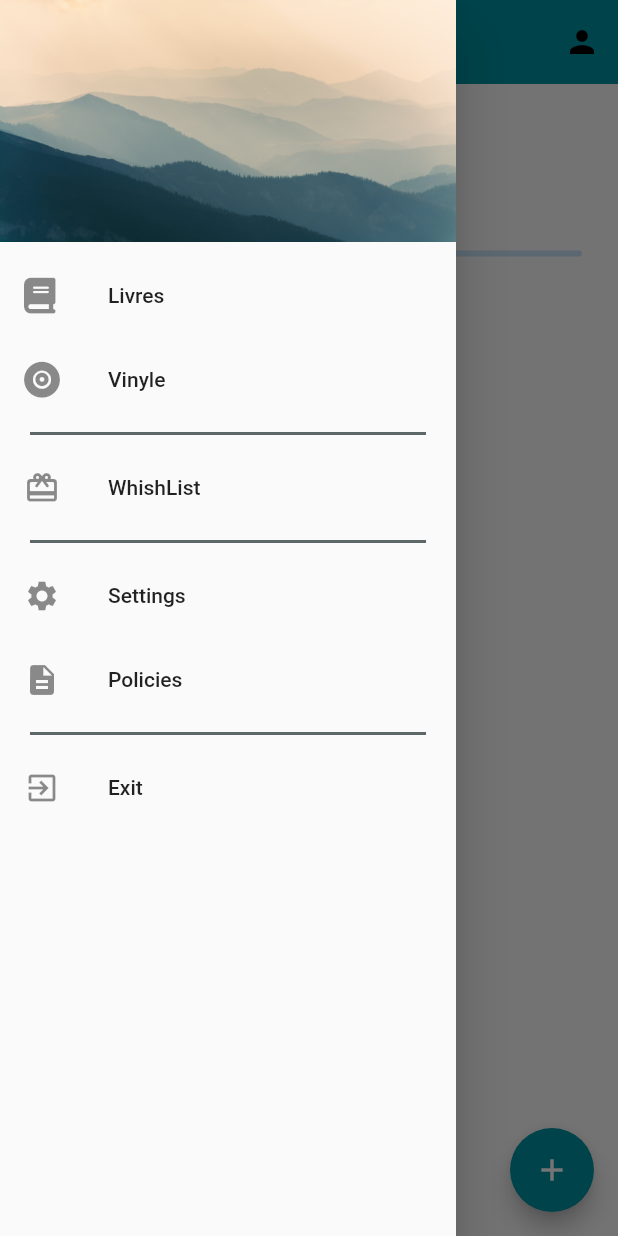
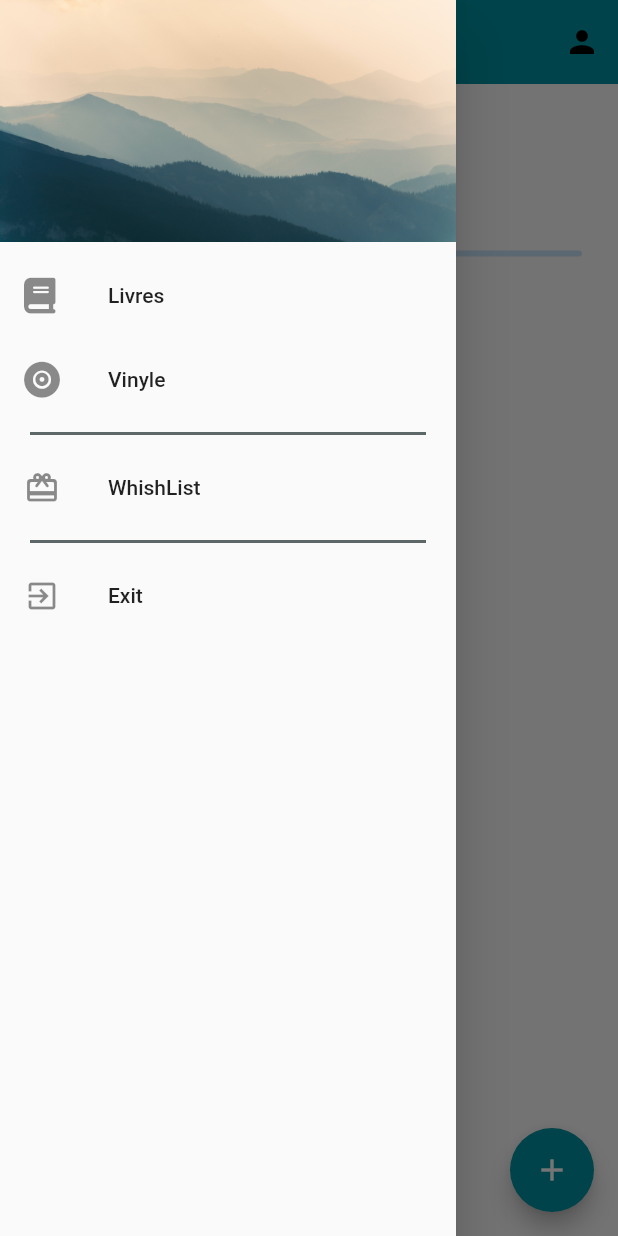
Before and after one commit to Black-Thor/Biblio-App, a Flutter app: the ComicsPage screen opened directly, with the side drawer open, on a phone screen of 412 x 824 dp. Run offline on Flutter 3.47's test engine with Material 2 defaults, Android fonts, the phone set to English and light mode, and no system bars; our stand-ins replace awesome_snackbar_content, barcode_widget, cloud_firestore, firebase_auth, firebase_core, flutter_dotenv and 4 more; missing offline and left inert: flutter_barcode_scanner, loading_gifs; accounts and stored records are empty.

Commit message:
Hidding path

```diff
--- a/lib/widget/sideBar.dart
+++ b/lib/widget/sideBar.dart
@@ -81,22 +81,22 @@ class _CustomSideBarState extends State<CustomSideBar> {
                   MaterialPageRoute(builder: (context) => WishList()));
             },
           ),
-          Divider(
-            thickness: 2,
-            indent: 20,
-            endIndent: 20,
-            color: Theme.of(context).dividerColor,
-          ),
-          ListTile(
-            leading: Icon(Icons.settings),
-            title: Text('Settings'),
-            onTap: () => null,
-          ),
-          ListTile(
-            leading: Icon(Icons.description),
-            title: Text('Policies'),
-            onTap: () => null,
-          ),
+          // Divider(
+          //   thickness: 2,
+          //   indent: 20,
+          //   endIndent: 20,
+          //   color: Theme.of(context).dividerColor,
+          // ),
+          // ListTile(
+          //   leading: Icon(Icons.settings),
+          //   title: Text('Settings'),
+          //   onTap: () => null,
+          // ),
+          // ListTile(
+          //   leading: Icon(Icons.description),
+          //   title: Text('Policies'),
+          //   onTap: () => null,
+          // ),
           Divider(
             thickness: 2,
             indent: 20,
```
Also changed, not shown: 2 other files.
